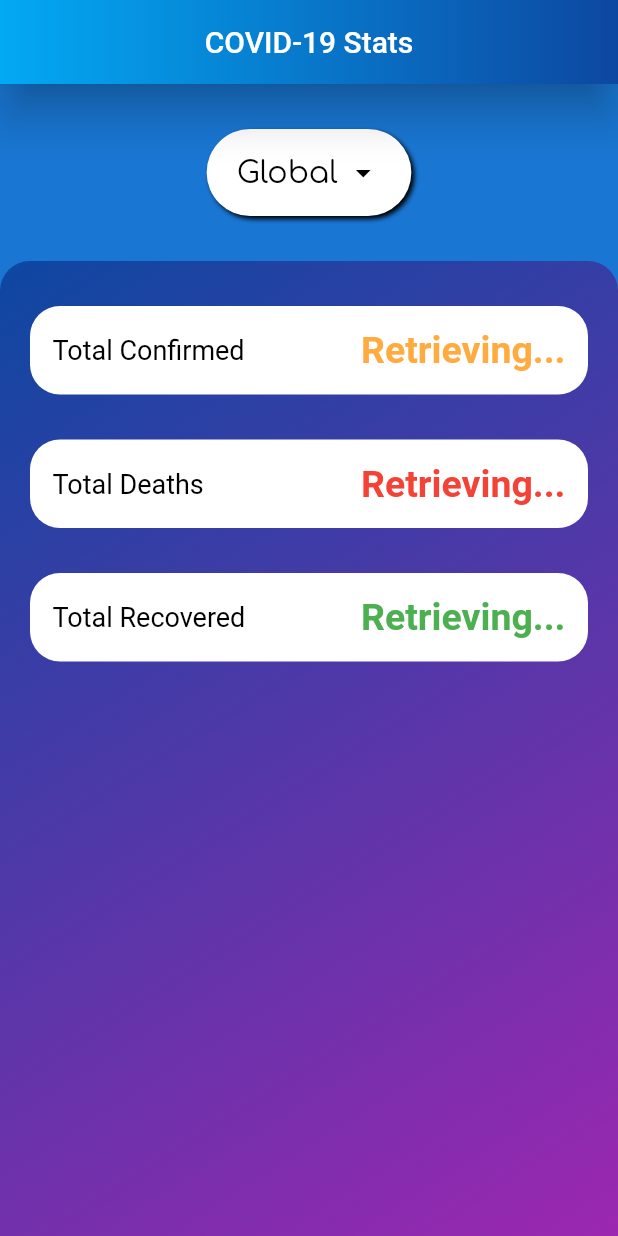
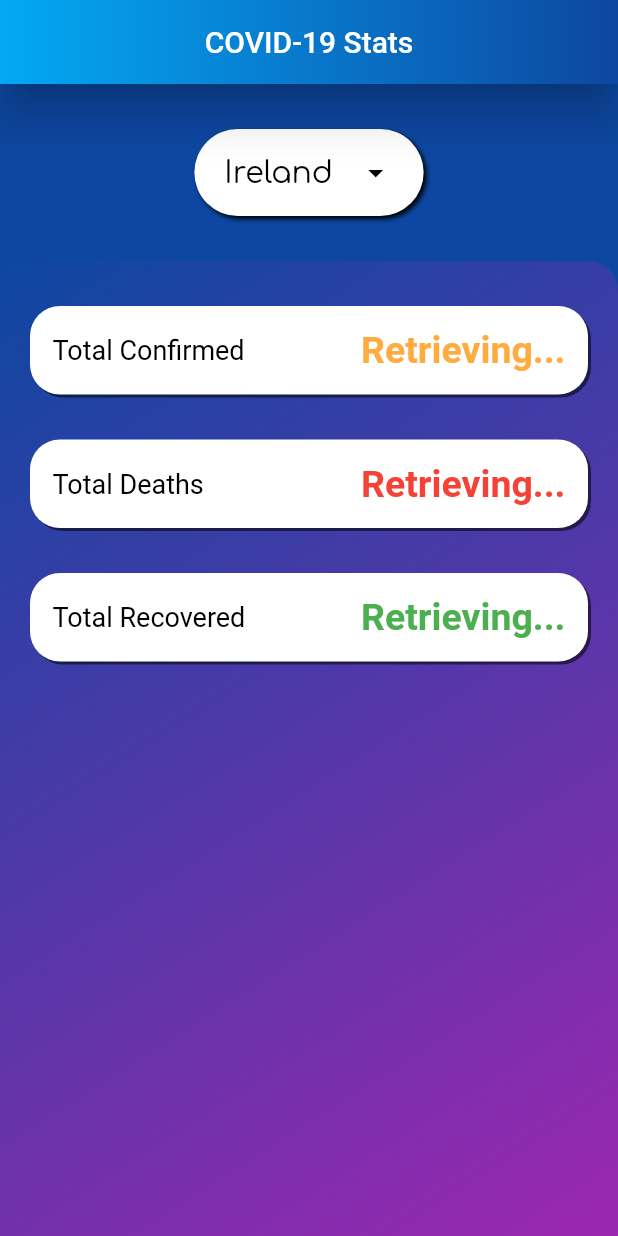
Before and after one commit to higgs165/CovidCheck, a Flutter app: the screen it shows after launch, on a phone screen of 412 x 824 dp. Run offline on Flutter 3.47's test engine with Material 2 defaults, Android fonts, the phone set to English and light mode, and no system bars; our stand-ins replace animated_text_kit, gradient_app_bar; network calls fail.

```diff
--- a/lib/main.dart
+++ b/lib/main.dart
@@ -10,7 +10,7 @@ bool isWaiting = false;
 void main() {
   runApp(MaterialApp(
     theme: ThemeData.dark().copyWith(
-      scaffoldBackgroundColor: Colors.blue.shade700,
+      scaffoldBackgroundColor: Colors.blue.shade900,
     ),
     home: Covid(),
   ));
@@ -22,7 +22,7 @@ class Covid extends StatefulWidget {
 }
 
 class _CovidState extends State<Covid> {
-  String country = 'Global';
+  String selectedLocation = 'Ireland';
 
   @override
   void initState() {
@@ -35,7 +35,7 @@ class _CovidState extends State<Covid> {
   void getStats() async {
     isWaiting = true;
     try {
-      var data = await DataCall().getStats();
+      var data = await DataCall().getStats(selectedLocation);
       isWaiting = false;
       setState(() {
         statsMap = data;
@@ -76,7 +76,7 @@ class _CovidState extends State<Covid> {
               ),
               child: DropdownButtonHideUnderline(
                 child: DropdownButton<String>(
-                  value: country,
+                  value: selectedLocation,
                   icon: Icon(Icons.arrow_drop_down, color: Colors.black),
                   dropdownColor: Colors.white,
                   elevation: 6,
@@ -87,10 +87,12 @@ class _CovidState extends State<Covid> {
                   ),
                   onChanged: (String newValue) {
                     setState(() {
-                      country = newValue;
+                      selectedLocation = newValue;
+                      print(selectedLocation);
+                      getStats();
                     });
                   },
-                  items: <String>['Global', 'Ireland', 'UK']
+                  items: <String>['Ireland', 'France', 'Spain', 'Portugal', 'Italy']
                       .map<DropdownMenuItem<String>>((String value) {
                     return DropdownMenuItem<String>(
                       value: value,
@@ -119,7 +121,8 @@ class _CovidState extends State<Covid> {
                 children: <Widget>[
                   StatsContainer(text: 'Confirmed', stat: isWaiting ? 'Retrieving...' : statsMap['confirmed'], statColour: Colors.orangeAccent),
                   StatsContainer(text: 'Deaths', stat: isWaiting ? 'Retrieving...' : statsMap['deaths'], statColour: Colors.red),
-                  StatsContainer(text: 'Recovered', stat: isWaiting ? 'Retrieving...' : statsMap['confirmed'], statColour: Colors.green),
+                  StatsContainer(text: 'Recovered', stat: isWaiting ? 'Retrieving...' : statsMap['recovered'], statColour: Colors.green),
+                  SizedBox(height: 20.0),
                 ],
               ),
             ),
--- a/lib/stats.dart
+++ b/lib/stats.dart
@@ -16,6 +16,12 @@ class StatsContainer extends StatelessWidget {
       decoration: BoxDecoration(
         borderRadius: BorderRadius.all(Radius.circular(20.0)),
         color: Colors.white,
+        boxShadow: <BoxShadow>[
+          BoxShadow(
+              color: Colors.black54,
+              offset: Offset(2.0, 2.0),
+          )
+        ],
       ),
       child: Row(
         children: <Widget>[
```
Also changed, not shown: lib/api_call.dart (+16 -15 lines).
